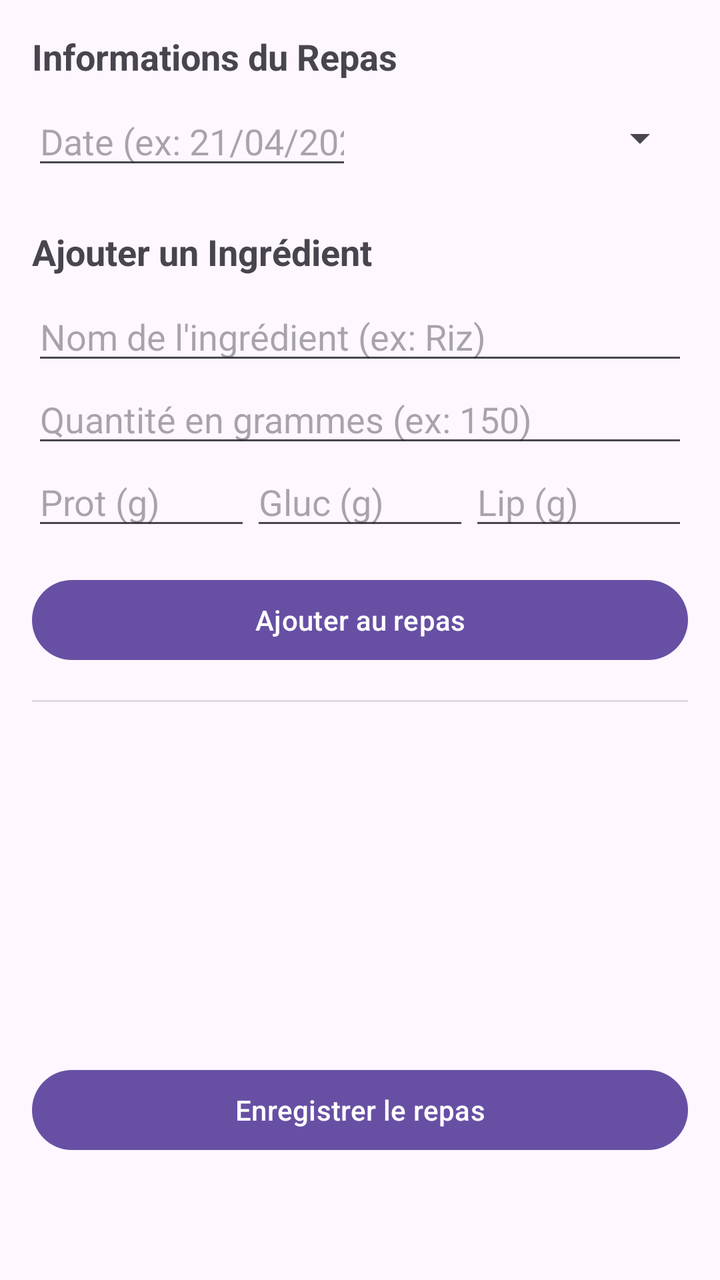
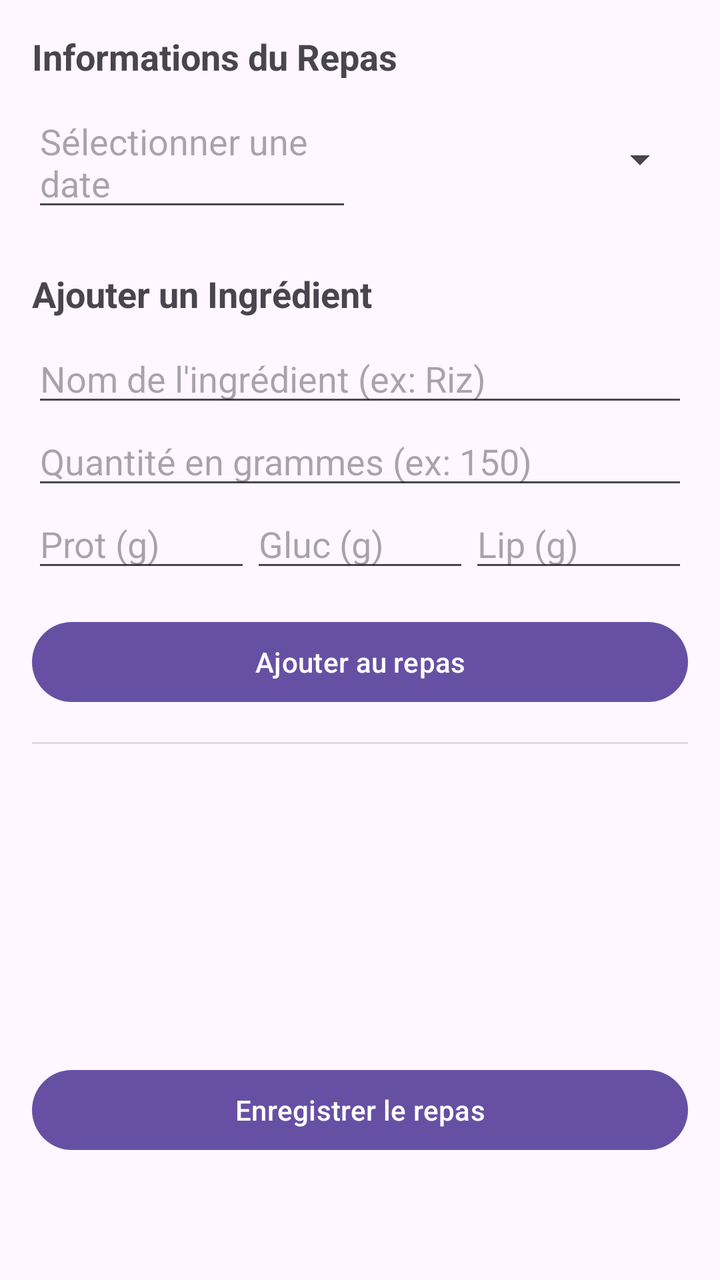

Screens rendered from an Android XML layout before and after an edit, with the pre-edit source and the edit as a unified diff.
<!-- AndroidManifest.xml: application theme Theme.FitOuFrite -->
<!-- res/layout/activity_add_meal.xml -->
<?xml version="1.0" encoding="utf-8"?>
<androidx.constraintlayout.widget.ConstraintLayout
    xmlns:android="http://schemas.android.com/apk/res/android"
    xmlns:app="http://schemas.android.com/apk/res-auto"
    xmlns:tools="http://schemas.android.com/tools"
    android:layout_width="match_parent"
    android:layout_height="match_parent"
    android:padding="16dp"
    tools:context=".AddMealActivity">

    <TextView
        android:id="@+id/tvSectionRepas"
        android:layout_width="wrap_content"
        android:layout_height="wrap_content"
        android:text="Informations du Repas"
        android:textStyle="bold"
        android:textSize="18sp"
        app:layout_constraintTop_toTopOf="parent"
        app:layout_constraintStart_toStartOf="parent" />

    <EditText
        android:id="@+id/etDate"
        android:layout_width="0dp"
        android:layout_height="wrap_content"
        android:hint="Date (ex: 21/04/2026)"
        android:inputType="date"
        android:layout_marginTop="8dp"
        app:layout_constraintTop_toBottomOf="@id/tvSectionRepas"
        app:layout_constraintStart_toStartOf="parent"
        app:layout_constraintEnd_toStartOf="@+id/spinnerTypeRepas" />

    <Spinner
        android:id="@+id/spinnerTypeRepas"
        android:layout_width="0dp"
        android:layout_height="wrap_content"
        android:layout_marginStart="8dp"
        app:layout_constraintTop_toTopOf="@id/etDate"
        app:layout_constraintBottom_toBottomOf="@id/etDate"
        app:layout_constraintStart_toEndOf="@id/etDate"
        app:layout_constraintEnd_toEndOf="parent" />

    <TextView
        android:id="@+id/tvSectionIngredient"
        android:layout_width="wrap_content"
        android:layout_height="wrap_content"
        android:text="Ajouter un Ingrédient"
        android:textStyle="bold"
        android:textSize="18sp"
        android:layout_marginTop="24dp"
        app:layout_constraintTop_toBottomOf="@id/etDate"
        app:layout_constraintStart_toStartOf="parent" />

    <AutoCompleteTextView
        android:id="@+id/autoCompleteIngredient"
        android:layout_width="match_parent"
        android:layout_height="wrap_content"
        android:hint="Nom de l'ingrédient (ex: Riz)"
        android:layout_marginTop="8dp"
        app:layout_constraintTop_toBottomOf="@id/tvSectionIngredient"
        app:layout_constraintStart_toStartOf="parent" />

    <EditText
        android:id="@+id/quantiteEditText"
        android:layout_width="match_parent"
        android:layout_height="wrap_content"
        android:hint="Quantité en grammes (ex: 150)"
        android:inputType="numberDecimal"
        app:layout_constraintTop_toBottomOf="@id/autoCompleteIngredient"
        app:layout_constraintStart_toStartOf="parent" />

    <EditText
        android:id="@+id/proteinesEditText"
        android:layout_width="0dp"
        android:layout_height="wrap_content"
        android:hint="Prot (g)"
        android:inputType="numberDecimal"
        app:layout_constraintTop_toBottomOf="@id/quantiteEditText"
        app:layout_constraintStart_toStartOf="parent"
        app:layout_constraintEnd_toStartOf="@id/glucidesEditText" />

    <EditText
        android:id="@+id/glucidesEditText"
        android:layout_width="0dp"
        android:layout_height="wrap_content"
        android:hint="Gluc (g)"
        android:inputType="numberDecimal"
        app:layout_constraintTop_toTopOf="@id/proteinesEditText"
        app:layout_constraintStart_toEndOf="@id/proteinesEditText"
        app:layout_constraintEnd_toStartOf="@id/lipidesEditText" />

    <EditText
        android:id="@+id/lipidesEditText"
        android:layout_width="0dp"
        android:layout_height="wrap_content"
        android:hint="Lip (g)"
        android:inputType="numberDecimal"
        app:layout_constraintTop_toTopOf="@id/proteinesEditText"
        app:layout_constraintStart_toEndOf="@id/glucidesEditText"
        app:layout_constraintEnd_toEndOf="parent" />

    <Button
        android:id="@+id/ajouterButton"
        android:layout_width="match_parent"
        android:layout_height="wrap_content"
        android:text="Ajouter au repas"
        android:layout_marginTop="16dp"
        app:layout_constraintTop_toBottomOf="@id/proteinesEditText"
        app:layout_constraintStart_toStartOf="parent" />

    <View
        android:id="@+id/divider2"
        android:layout_width="match_parent"
        android:layout_height="1dp"
        android:layout_marginTop="16dp"
        android:background="?android:attr/listDivider"
        app:layout_constraintTop_toBottomOf="@id/ajouterButton"
        app:layout_constraintStart_toStartOf="parent" />

    <ScrollView
        android:id="@+id/scrollViewIngredients"
        android:layout_width="match_parent"
        android:layout_height="0dp"
        android:layout_marginTop="8dp"
        android:layout_marginBottom="8dp"
        app:layout_constraintTop_toBottomOf="@id/divider2"
        app:layout_constraintBottom_toTopOf="@id/btnEnregistrerRepas"
        app:layout_constraintStart_toStartOf="parent">

        <LinearLayout
            android:id="@+id/linearLayoutIngredients"
            android:layout_width="match_parent"
            android:layout_height="wrap_content"
            android:orientation="vertical" />
    </ScrollView>

    <Button
        android:id="@+id/btnEnregistrerRepas"
        android:layout_width="match_parent"
        android:layout_height="wrap_content"
        android:layout_marginBottom="45dp"
        android:text="Enregistrer le repas"
        app:layout_constraintBottom_toBottomOf="parent"
        app:layout_constraintStart_toStartOf="parent" />

</androidx.constraintlayout.widget.ConstraintLayout>
<!-- resources referenced by this layout -->
<resources>
  <style name="Theme.FitOuFrite" parent="Base.Theme.FitOuFrite" />
  <style name="Base.Theme.FitOuFrite" parent="Theme.Material3.DayNight.NoActionBar">
          
          
      </style>
</resources>

<!-- the commit's change to res/layout/activity_add_meal.xml (unified diff, before → after) -->
@@ -19,11 +19,13 @@
         app:layout_constraintStart_toStartOf="parent" />
 
     <EditText
-        android:id="@+id/etDate"
+        android:id="@+id/dateRepasEditText"
         android:layout_width="0dp"
         android:layout_height="wrap_content"
-        android:hint="Date (ex: 21/04/2026)"
-        android:inputType="date"
+        android:hint="Sélectionner une date"
+        android:inputType="none"
+        android:focusable="false"
+        android:clickable="true"
         android:layout_marginTop="8dp"
         app:layout_constraintTop_toBottomOf="@id/tvSectionRepas"
         app:layout_constraintStart_toStartOf="parent"
@@ -34,9 +36,9 @@
         android:layout_width="0dp"
         android:layout_height="wrap_content"
         android:layout_marginStart="8dp"
-        app:layout_constraintTop_toTopOf="@id/etDate"
-        app:layout_constraintBottom_toBottomOf="@id/etDate"
-        app:layout_constraintStart_toEndOf="@id/etDate"
+        app:layout_constraintTop_toTopOf="@id/dateRepasEditText"
+        app:layout_constraintBottom_toBottomOf="@id/dateRepasEditText"
+        app:layout_constraintStart_toEndOf="@id/dateRepasEditText"
         app:layout_constraintEnd_toEndOf="parent" />
 
     <TextView
@@ -47,7 +49,7 @@
         android:textStyle="bold"
         android:textSize="18sp"
         android:layout_marginTop="24dp"
-        app:layout_constraintTop_toBottomOf="@id/etDate"
+        app:layout_constraintTop_toBottomOf="@id/dateRepasEditText"
         app:layout_constraintStart_toStartOf="parent" />
 
     <AutoCompleteTextView
@@ -123,7 +125,7 @@
         android:layout_marginTop="8dp"
         android:layout_marginBottom="8dp"
         app:layout_constraintTop_toBottomOf="@id/divider2"
-        app:layout_constraintBottom_toTopOf="@id/btnEnregistrerRepas"
+        app:layout_constraintBottom_toTopOf="@id/enregistrerRepasButton"
         app:layout_constraintStart_toStartOf="parent">
 
         <LinearLayout
@@ -134,7 +136,7 @@
     </ScrollView>
 
     <Button
-        android:id="@+id/btnEnregistrerRepas"
+        android:id="@+id/enregistrerRepasButton"
         android:layout_width="match_parent"
         android:layout_height="wrap_content"
         android:layout_marginBottom="45dp"
